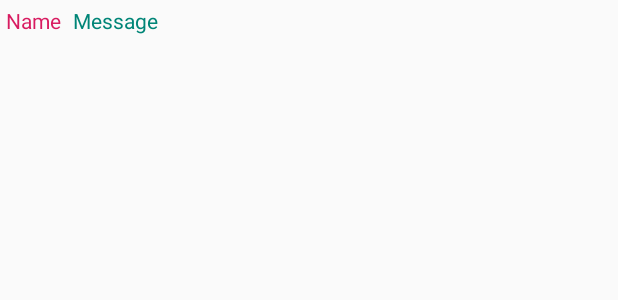
After one commit to Stocard/android-hackschool, an Android app: the layout model_chat_message.xml on its own in the app's theme, with its tools: preview values and no code run, on a phone screen of 412 x 824 dp. The commit adds this screen. Shown: the top 300 px of the screen. Run offline under Robolectric (Android 15) with nearby library versions, the phone set to English and light mode, and no system bars.

Commit message:
Added HeaderViewModel and changes MessageViewModel to use holder pattern.

```diff
--- a/app/build.gradle
+++ b/app/build.gradle
@@ -53,8 +53,8 @@ dependencies {
     testImplementation "android.arch.core:core-testing:$lifecycle_version"
 
     // Recyclerview
-    implementation 'com.airbnb.android:epoxy:2+'
-    kapt 'com.airbnb.android:epoxy-processor:2+'
+    implementation 'com.airbnb.android:epoxy:2.17.0'
+    kapt 'com.airbnb.android:epoxy-processor:2.17.0'
 
     // coroutines
     implementation "org.jetbrains.kotlinx:kotlinx-coroutines-core:0.26.0"
--- /dev/null
+++ b/app/src/main/res/layout/model_chat_message.xml
@@ -0,0 +1,26 @@
+<?xml version="1.0" encoding="utf-8"?>
+<LinearLayout
+        xmlns:android="http://schemas.android.com/apk/res/android"
+        xmlns:tools="http://schemas.android.com/tools"
+        android:layout_width="match_parent"
+        android:layout_height="wrap_content"
+        android:orientation="horizontal"
+        android:layout_margin="4dp">
+
+    <android.support.v7.widget.AppCompatTextView
+            android:layout_width="wrap_content"
+            android:layout_height="wrap_content"
+            android:id="@+id/name"
+            tools:text="Name"
+            android:textColor="@color/colorAccent"/>
+
+    <android.support.v7.widget.AppCompatTextView
+            android:layout_width="wrap_content"
+            android:layout_height="wrap_content"
+            android:textColor="@color/colorPrimary"
+            tools:text="Message"
+            android:layout_marginStart="8dp"
+            android:id="@+id/message"/>
+
+
+</LinearLayout>
```
Also changed, not shown: app/src/main/java/com/stocard/coolchat/ui/chat/ChatHeaderView.kt (added, +35 -0 lines), app/src/main/java/com/stocard/coolchat/ui/chat/ChatViewModel.kt (+28 -4 lines), app/src/main/java/com/stocard/coolchat/ui/chat/MessaegView.kt (+29 -18 lines).
